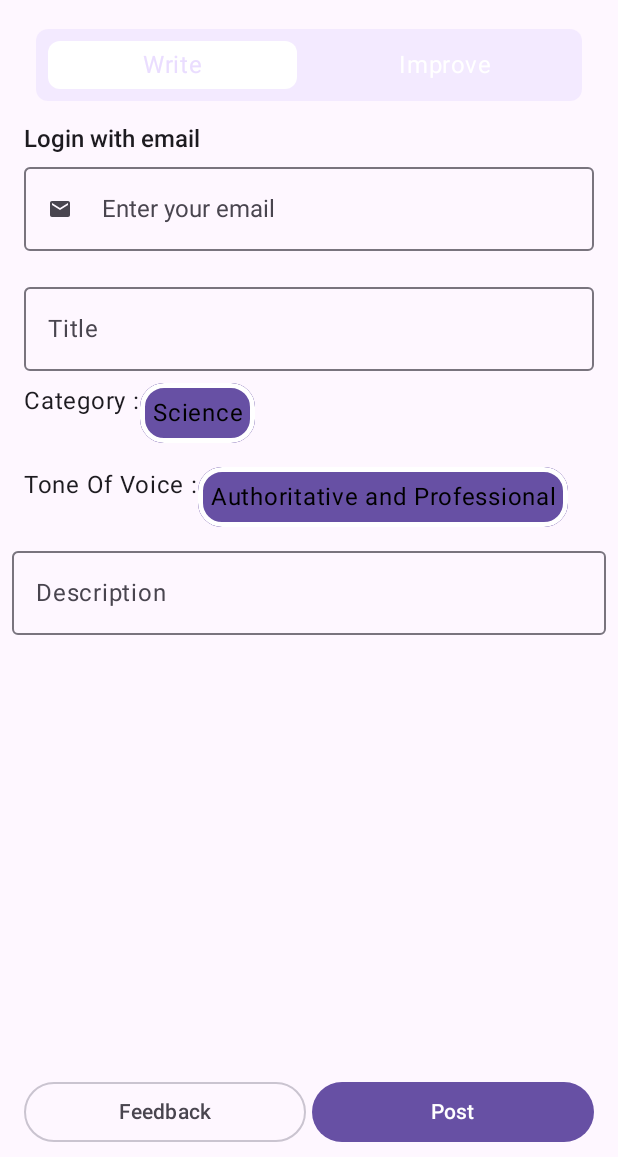
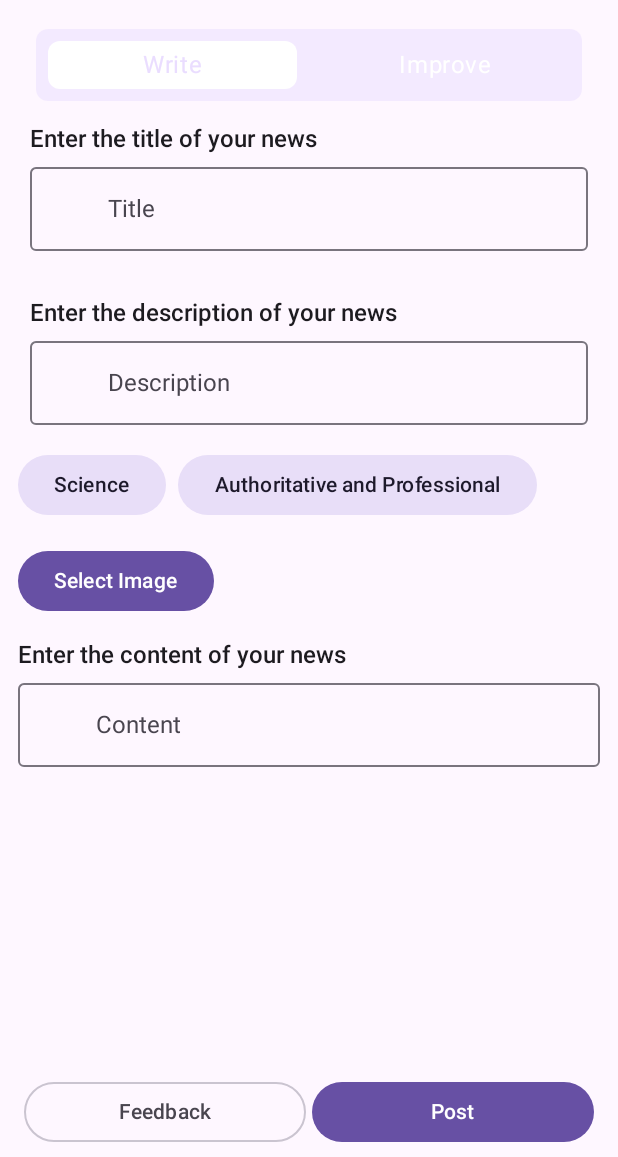
Before and after one commit to HemangMishra1234/Khabri, an Android app built with Jetpack Compose: the composable NewsWriting shown on its own in the app's theme, on a phone screen of 412 x 824 dp, the part 79-1236 px from its top. Run offline under Robolectric (Android 15) with nearby library versions, the phone set to English and light mode, and no system bars; our stand-ins replace Firebase (no records; nobody signed in at launch, a user with empty details on screens opened directly), Room's generated code; libraries missing offline, so code that uses them is left out: com.google.ai.client; 2 statements that could not run were skipped.

Commit message:
Added codes

```diff
--- a/KhabriApp/app/build.gradle.kts
+++ b/KhabriApp/app/build.gradle.kts
@@ -115,6 +115,9 @@ dependencies {
     // To use Kotlin Symbol Processing (KSP)
     ksp("androidx.room:room-compiler:$room_version")
 
+    implementation("com.google.firebase:firebase-storage-ktx:21.0.0")
+    implementation("com.google.firebase:firebase-database-ktx:21.0.0")
+
     // optional - Kotlin Extensions and Coroutines support for Room
     implementation("androidx.room:room-ktx:$room_version")
     implementation(libs.androidx.compose.material3.adaptive.navigation)
--- a/KhabriApp/app/src/main/java/com/project/khabri/MainActivity.kt
+++ b/KhabriApp/app/src/main/java/com/project/khabri/MainActivity.kt
@@ -9,6 +9,7 @@ import androidx.navigation.compose.NavHost
 import androidx.navigation.compose.composable
 import androidx.navigation.compose.rememberNavController
 import androidx.navigation.toRoute
+import com.google.firebase.FirebaseApp
 import com.google.firebase.auth.FirebaseAuth
 import com.project.khabri.domain.repositories.UserRepo
 import com.project.khabri.ui.authentication.login.LoginViewModel
@@ -42,6 +43,7 @@ class MainActivity : ComponentActivity() {
 
     override fun onCreate(savedInstanceState: Bundle?) {
         super.onCreate(savedInstanceState)
+        FirebaseApp.initializeApp(this)
         enableEdgeToEdge()
         setContent {
             KhabriTheme {
--- a/KhabriApp/app/src/main/java/com/project/khabri/data/remote/PostItem.kt
+++ b/KhabriApp/app/src/main/java/com/project/khabri/data/remote/PostItem.kt
@@ -10,7 +10,4 @@ data class PostItem(
     val title: String,
     val userId: Int
 ){
-    fun print(){
-
-    }
 }
--- a/KhabriApp/app/src/main/java/com/project/khabri/ui/journalist/NewsWriting.kt
+++ b/KhabriApp/app/src/main/java/com/project/khabri/ui/journalist/NewsWriting.kt
@@ -1,6 +1,12 @@
 package com.project.khabri.ui.journalist
 
+import android.graphics.Bitmap
+import android.net.Uri
+import android.provider.MediaStore
+import androidx.activity.compose.rememberLauncherForActivityResult
+import androidx.activity.result.contract.ActivityResultContracts
 import androidx.compose.animation.AnimatedVisibility
+import androidx.compose.animation.animateContentSize
 import androidx.compose.foundation.Image
 import androidx.compose.foundation.background
 import androidx.compose.foundation.border
@@ -29,6 +35,7 @@ import androidx.compose.material.icons.filled.SportsCricket
 import androidx.compose.material3.Button
 import androidx.compose.material3.DropdownMenu
 import androidx.compose.material3.DropdownMenuItem
+import androidx.compose.material3.FilledTonalButton
 import androidx.compose.material3.Icon
 import androidx.compose.material3.MaterialTheme
 import androidx.compose.material3.OutlinedButton
@@ -44,13 +51,13 @@ import androidx.compose.ui.Modifier
 import androidx.compose.ui.draw.clip
 import androidx.compose.ui.graphics.Color
 import androidx.compose.ui.graphics.vector.ImageVector
+import androidx.compose.ui.platform.LocalContext
 import androidx.compose.ui.res.painterResource
 import androidx.compose.ui.text.style.TextAlign
 import androidx.compose.ui.tooling.preview.Preview
 import androidx.compose.ui.unit.dp
 import com.project.khabri.R
 import com.project.khabri.ui.components.AppTextField
-import com.project.khabri.ui.components.LottieAnimationComposable
 
 
 enum class NewsCategories(val value: String, val displayName: String, val icon: ImageVector) {
@@ -76,7 +83,6 @@ enum class ToneOfVoice(val displayName: String) {
 @Composable
 fun NewsWriting(
     onClickFeedback: () -> Unit = {},
-    onClickPost: () -> Unit = {},
     viewModel: NewsWritingViewModel
 ) {
     val uiState by viewModel.uiState
@@ -188,12 +194,13 @@ fun NewsWriting(
                             { viewModel.updateImprovedDescription(it) },
 
                             whenUseItClicked = {
-                                viewModel.updateDescription(uiState.improvedDescription)
+                                viewModel.updateDescription(uiState.improvedContent)
                                 viewModel.updateCurrentPage(0)
                             })
                     } else {
                         WriteScreen(
                             uiState,
+                            viewModel = viewModel,
                             onTitleChange = { viewModel.updateTitle(it) },
                             isCategoryExpanded = isCategoryExpanded,
                             onCategoryDismiss = { isCategoryExpanded = false },
@@ -203,7 +210,6 @@ fun NewsWriting(
                             onToneExpanded = { isToneExpanded = true },
                             onToneSelected = { viewModel.updateTone(it) },
                             onToneDismiss = { isToneExpanded = false },
-                            onDescriptionChange = { viewModel.updateDescription(it) }
                         )
                     }
                 }
@@ -229,7 +235,9 @@ fun NewsWriting(
                 }
                 Spacer(modifier = Modifier.width(4.dp))
                 Button(
-                    onClick = { onClickPost() }, modifier = Modifier
+                    onClick = {
+                        viewModel.uploadImageAndPost(uiState.image)
+                    }, modifier = Modifier
                         .weight(1f)
 
                 ) {
@@ -243,6 +251,7 @@ fun NewsWriting(
 @Composable
 fun WriteScreen(
     uiState: NewsWritingUIState,
+    viewModel: NewsWritingViewModel,
     onTitleChange: (String) -> Unit,
     isCategoryExpanded: Boolean,
     onCategoryDismiss: () -> Unit,
@@ -251,37 +260,40 @@ fun WriteScreen(
     onToneSelected: (String) -> Unit,
     onToneExpanded: () -> Unit,
     onToneDismiss: () -> Unit,
-    isToneExpanded: Boolean,
-    onDescriptionChange: (String) -> Unit
+    isToneExpanded: Boolean
 ) {
-    AppTextField(value = uiState.title, onValueChange = { onTitleChange(it) },
-        modifier = Modifier.fillMaxWidth()
-            .padding(horizontal = 8.dp))
-    OutlinedTextField(value = uiState.title, onValueChange = { onTitleChange(it) }, label = {
-        Text(text = "Title")
-    }, modifier = Modifier
-        .fillMaxWidth()
-        .padding(horizontal = 8.dp)
-    )
+    Column(modifier = Modifier.padding(horizontal = 4.dp)) {
+        AppTextField(
+            outerText = "Enter the title of your news",
+            value = uiState.title, onValueChange = { onTitleChange(it) },
+            icon = null,
+            placeholderText = "Title",
+            modifier = Modifier
+                .fillMaxWidth()
+                .padding(horizontal = 8.dp)
+        )
+        Spacer(modifier = Modifier.height(16.dp))
+        AppTextField(
+            value = uiState.description, onValueChange = { viewModel.updateDescription(it) },
+            outerText = "Enter the description of your news",
+            placeholderText = "Description",
+            modifier = Modifier
+                .fillMaxWidth()
+                .padding(horizontal = 8.dp),
+            icon = null
+        )
+//    AppTextField(value = uiState, onValueChange = )
+//    OutlinedTextField(value = uiState.title, onValueChange = { onTitleChange(it) }, label = {
+//        Text(text = "Title")
+//    }, modifier = Modifier
+//        .fillMaxWidth()
+//        .padding(horizontal = 8.dp)
+//    )
 //    OutlinedTextField(value = uiState., onValueChange = )
-    Row(modifier = Modifier.padding(8.dp)) {
-        Text(text = "Category :")
-        Column {
-            Box(
-                modifier = Modifier
-                    .clip(RoundedCornerShape(16.dp))
-                    .background(MaterialTheme.colorScheme.primary)
-                    .border(3.dp, Color.White, RoundedCornerShape(16.dp))
-            ) {
-                Text(text = uiState.category,
-                    modifier = Modifier
-                        .clickable { onCategoryExpanded() }
-                        .padding(8.dp),
-                    color = Color.Black,
-                    textAlign = TextAlign.Center
-                )
+        Row {
+            FilledTonalButton(onClick = { onCategoryExpanded() }) {
+                Text(text = uiState.category)
             }
-
             DropdownMenu(expanded = isCategoryExpanded, onDismissRequest = onCategoryDismiss) {
                 NewsCategories.entries.forEach { category ->
                     DropdownMenuItem(
@@ -301,24 +313,10 @@ fun WriteScreen(
                 }
 
             }
-
-        }
-
-    }
-    Row(modifier = Modifier.padding(8.dp)) {
-        Text(text = "Tone Of Voice :")
-        Column {
-            Box(
-                modifier = Modifier
-                    .clip(RoundedCornerShape(16.dp))
-                    .background(MaterialTheme.colorScheme.primary)
-                    .border(3.dp, Color.White, RoundedCornerShape(16.dp))
-            ) {
-                Text(text = uiState.tone,
-                    modifier = Modifier
-                        .clickable { onToneExpanded() }
-                        .padding(8.dp),
-                    color = Color.Black,
+            Spacer(modifier = Modifier.width(8.dp))
+            FilledTonalButton(onClick = { onToneExpanded() }) {
+                Text(
+                    text = uiState.tone,
                     textAlign = TextAlign.Center
                 )
             }
@@ -337,18 +335,22 @@ fun WriteScreen(
                 }
 
             }
+        }
+        Spacer(modifier = Modifier.height(16.dp))
+        ImagePicker(onImageSelected = { viewModel.updateImage(it) })
+        Spacer(modifier = Modifier.height(16.dp))
 
-        }
+        AppTextField(
+            icon = null,
+            outerText = "Enter the content of your news",
+            placeholderText = "Content",
+            value = uiState.content, onValueChange = { viewModel.updateContent(it) },
+            modifier = Modifier
+                .fillMaxWidth()
+                .animateContentSize()
+        )
 
     }
-
-    OutlinedTextField(
-        value = uiState.content, onValueChange = { onDescriptionChange(it) },
-        label = {
-            Text(text = "Description")
-        }, modifier = Modifier.fillMaxWidth()
-    )
-
 }
 
 
@@ -359,7 +361,8 @@ fun ImproveScreen(
     onImprovedDescriptionChange: (String) -> Unit,
     whenUseItClicked: () -> Unit
 ) {
-    OutlinedTextField(value = uiState.prompt,
+    OutlinedTextField(
+        value = uiState.prompt,
         onValueChange = { viewModel.updatePrompt(uiState.prompt) },
         label = {
             Text(text = "Prompt")
@@ -369,14 +372,14 @@ fun ImproveScreen(
             .padding(horizontal = 8.dp)
     )
     Spacer(modifier = Modifier.height(16.dp))
-    AnimatedVisibility(uiState.isLoading){
+    AnimatedVisibility(uiState.isLoading) {
         Box(modifier = Modifier.fillMaxWidth()) {
 
         }
     }
-    AnimatedVisibility(visible =!uiState.isLoading){
+    AnimatedVisibility(visible = !uiState.isLoading) {
         OutlinedTextField(
-            value = uiState.improvedDescription,
+            value = uiState.improvedContent,
             onValueChange = { onImprovedDescriptionChange(it) },
             label = {
                 Text(text = "Content")
@@ -422,3 +425,23 @@ fun ImproveScreen(
 fun PreviewNewsWriting() {
 
 }
+
+// Add this function to handle image selection
+@Composable
+fun ImagePicker(
+    onImageSelected: (Bitmap) -> Unit
+) {
+    val context = LocalContext.current
+    val launcher = rememberLauncherForActivityResult(
+        contract = ActivityResultContracts.GetContent()
+    ) { uri: Uri? ->
+        uri?.let {
+            val bitmap = MediaStore.Images.Media.getBitmap(context.contentResolver, it)
+            onImageSelected(bitmap)
+        }
+    }
+
+    Button(onClick = { launcher.launch("image/*") }) {
+        Text(text = "Select Image")
+    }
+}
```
Also changed, not shown: KhabriApp/app/src/main/java/com/project/khabri/ui/journalist/NewsWritingViewModel.kt (+49 -5 lines).
